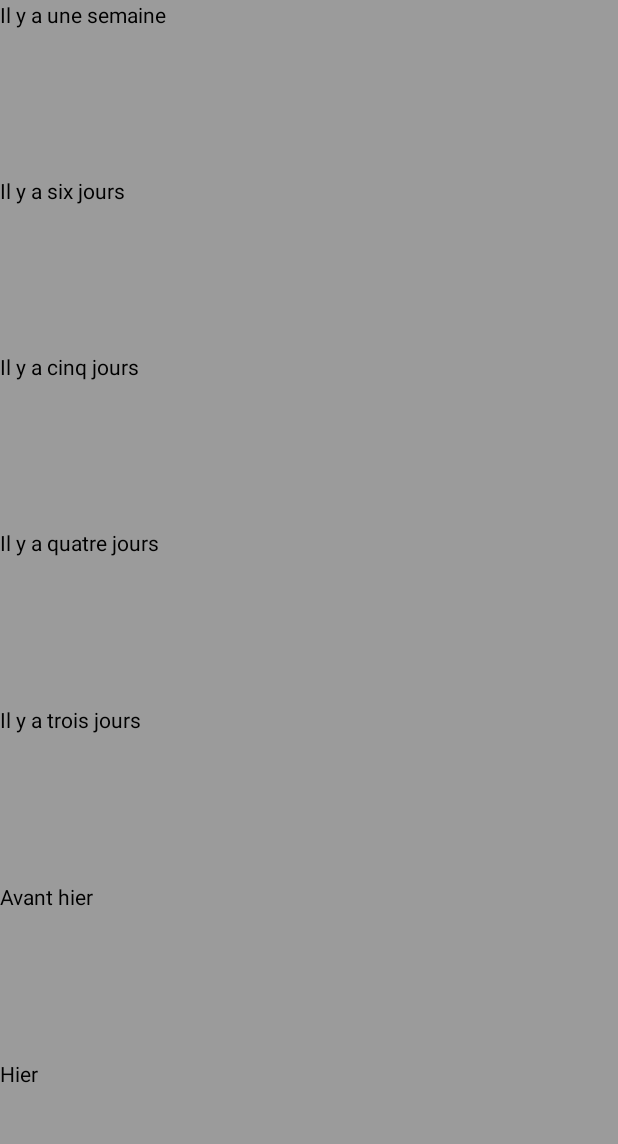
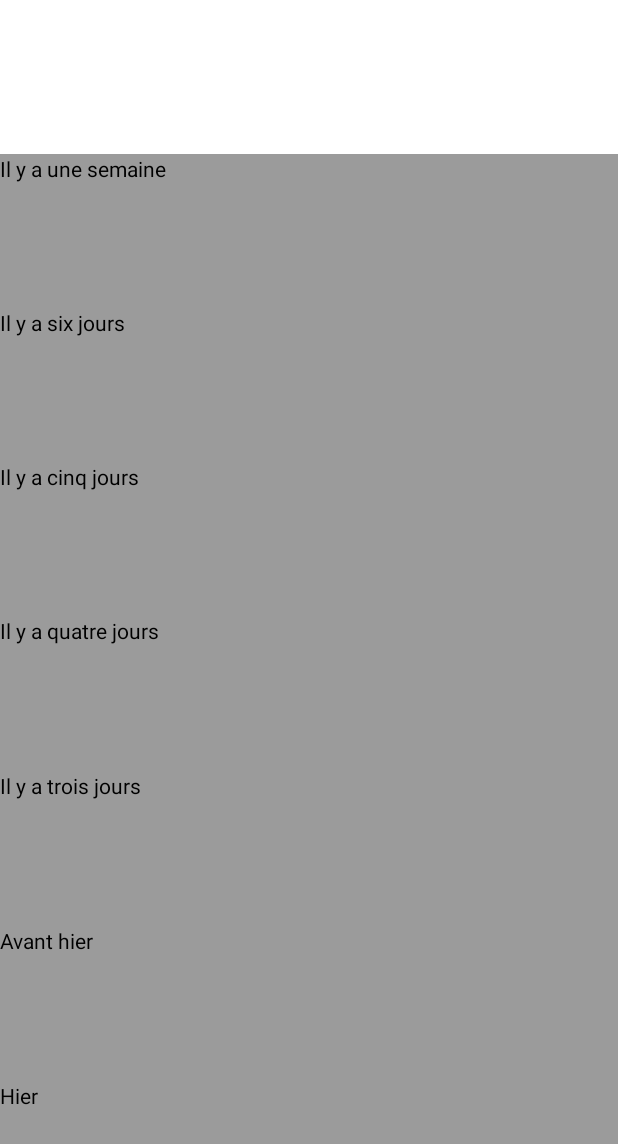
Before and after one commit to Eliza13210/moodtracker_oc, an Android app: the screen it shows after launch (History), after a tap on an icon or button, on a phone screen of 412 x 824 dp. Shown: the top 1144 px of the screen. Run offline under Robolectric (Android 15) with nearby library versions, the phone set to English and light mode, and no system bars.

```diff
--- a/app/src/main/AndroidManifest.xml
+++ b/app/src/main/AndroidManifest.xml
@@ -16,7 +16,7 @@
                 <category android:name="android.intent.category.LAUNCHER" />
             </intent-filter>
         </activity>
-        <activity android:name=".controler.History"></activity>
+        <activity android:name=".controler.History" />
     </application>
 
 </manifest>
--- a/app/src/main/java/com/oc/liza/moodtrackeroc/controler/History.java
+++ b/app/src/main/java/com/oc/liza/moodtrackeroc/controler/History.java
@@ -1,5 +1,6 @@
 package com.oc.liza.moodtrackeroc.controler;
 
+import android.content.Intent;
 import android.graphics.Color;
 import android.graphics.drawable.Drawable;
 import android.support.v7.app.AppCompatActivity;
@@ -11,21 +12,12 @@ import android.widget.Toast;
 import com.oc.liza.moodtrackeroc.R;
 import com.oc.liza.moodtrackeroc.model.Mood;
 
-import java.time.LocalDate;
+import java.io.Serializable;
 import java.util.ArrayList;
 import java.util.Calendar;
-import java.util.Date;
 import java.util.List;
 
 public class History extends AppCompatActivity {
-    private String filename = "moodsList.txt";
-    private TextView tvOne;
-    private TextView tvTwo;
-    private TextView tvThree;
-    private TextView tvFour;
-    private TextView tvFive;
-    private TextView tvSix;
-    private TextView tvSeven;
     private List<Mood> mMoodList=new ArrayList<>();
     private String[] bg_color={"#ffde3c50", "#ff9b9b9b", "#a5468ad9","#ffb8e986","#fff9ec4f"};
 
@@ -33,26 +25,35 @@ public class History extends AppCompatActivity {
     @Override
     protected void onCreate(Bundle savedInstanceState) {
         super.onCreate(savedInstanceState);
-        ArrayList<Mood> questions = new ArrayList<Mood>();
+
         mMoodList = (ArrayList<Mood>) getIntent().getSerializableExtra("mMoodList");
         setContentView(R.layout.activity_history);
 
-        tvOne=findViewById(R.id.first);
-        tvTwo=findViewById(R.id.second);
-        tvThree=findViewById(R.id.third);
-        tvFour=findViewById(R.id.fourth);
-        tvFive=findViewById(R.id.fifth);
-        tvSix=findViewById(R.id.sixt);
-        tvSeven=findViewById(R.id.seventh);
+        TextView statistics = findViewById(R.id.statistics);
+        TextView tvOne = findViewById(R.id.first);
+        TextView tvTwo = findViewById(R.id.second);
+        TextView tvThree = findViewById(R.id.third);
+        TextView tvFour = findViewById(R.id.fourth);
+        TextView tvFive = findViewById(R.id.fifth);
+        TextView tvSix = findViewById(R.id.sixt);
+        TextView tvSeven = findViewById(R.id.seventh);
 
-        moodWeek(-7,tvOne);
+        getStatistic();
+
+        moodWeek(-7, tvOne);
         moodWeek(-6, tvTwo);
-        moodWeek(-5,tvThree);
-        moodWeek(-4,tvFour);
-        moodWeek(-3,tvFive);
-        moodWeek(-2,tvSix);
-        moodWeek(-1,tvSeven);
+        moodWeek(-5, tvThree);
+        moodWeek(-4, tvFour);
+        moodWeek(-3, tvFive);
+        moodWeek(-2, tvSix);
+        moodWeek(-1, tvSeven);
 }
+
+        private void getStatistic(){
+
+
+
+        }
 
     /**
      * This method serves to set the background color representing the mood selected for the corresponding
@@ -83,7 +84,7 @@ public class History extends AppCompatActivity {
                     int bgColor = Color.parseColor(bg_color[mInt]);
                     textView.setBackgroundColor(bgColor);
                     if(mood.getComment().length()>0) {
-                        final String comment = mood.getComment().toString();
+                        final String comment = mood.getComment();
                         Drawable image = getResources().getDrawable(R.drawable.ic_comment_black_48px);
                         int h = image.getIntrinsicHeight();
                         int w = image.getIntrinsicWidth();
@@ -99,7 +100,8 @@ public class History extends AppCompatActivity {
                 }
                 }
             }catch(IndexOutOfBoundsException e) {
-                textView.setText("Aucun humeur sauvgardé pour ce jour");
+              String str="Aucun humeur sauvgardé pour ce jour";
+                textView.setText(str);
             }
         }
 
--- a/app/src/main/java/com/oc/liza/moodtrackeroc/controler/MainActivity.java
+++ b/app/src/main/java/com/oc/liza/moodtrackeroc/controler/MainActivity.java
@@ -35,15 +35,10 @@ import java.util.List;
 public class MainActivity extends AppCompatActivity {
 
     private VerticalViewPager mViewPager;
-    private ScreenSlide mAdapter;
-    private ImageButton mCommentBtn;
-    private ImageButton mHistoryBtn;
     private String mComment = "";
-    private Calendar mCurrentTime;
     private Mood mMood;
     private List<Mood> mMoodList = new ArrayList<>();
     private String mFilename = "moodsList.txt";
-    private FileOutputStream mOutputStream;
 
     @Override
     protected void onCreate(Bundle savedInstanceState) {
@@ -86,20 +81,29 @@ public class MainActivity extends AppCompatActivity {
         */
 
         //Button to add a comment
-        mCommentBtn = findViewById(R.id.commentButton);
-        mCommentBtn.setOnClickListener(new View.OnClickListener() {
+        ImageButton commentBtn = findViewById(R.id.commentButton);
+        commentBtn.setOnClickListener(new View.OnClickListener() {
             @Override
             public void onClick(View v) {
                 commentPopUp();
             }
         });
 
-        //Button to access history
-        mHistoryBtn = findViewById(R.id.historyButton);
-        mHistoryBtn.setOnClickListener(new View.OnClickListener() {
+        //Button to share your mood by SMS
+        ImageButton sharBtn = findViewById(R.id.shareButton);
+        sharBtn.setOnClickListener(new View.OnClickListener() {
             @Override
             public void onClick(View v) {
-                //checkDate();
+                sharePopUp();
+            }
+        });
+
+        //Button to access history
+        ImageButton historyBtn = findViewById(R.id.historyButton);
+        historyBtn.setOnClickListener(new View.OnClickListener() {
+            @Override
+            public void onClick(View v) {
+
                 Intent history = new Intent(MainActivity.this, History.class);
                 history.putExtra("mMoodList", (Serializable) mMoodList);
                 startActivity(history);
@@ -108,8 +112,8 @@ public class MainActivity extends AppCompatActivity {
 
         // Set slide up and down function
         mViewPager = findViewById(R.id.pager);
-        mAdapter = new ScreenSlide(this);
-        mViewPager.setAdapter(mAdapter);
+        ScreenSlide adapter = new ScreenSlide(this);
+        mViewPager.setAdapter(adapter);
 
         //Put the happy smiley as first image when app is launched
         mViewPager.setCurrentItem(3);
@@ -118,6 +122,7 @@ public class MainActivity extends AppCompatActivity {
     //Comment pop up dialog
     private void commentPopUp() {
         AlertDialog.Builder builder = new AlertDialog.Builder(this, R.style.Theme_AppCompat_Light_Dialog_Alert);
+
         builder.setTitle("Commentaire");
 
         final EditText input = new EditText(this);
@@ -143,28 +148,31 @@ public class MainActivity extends AppCompatActivity {
         });
         builder.show();
     }
-//Share mood with a friend::::
+//Share mood by sms
     private void sharePopUp() {
         AlertDialog.Builder buildShare = new AlertDialog.Builder(this, R.style.Theme_AppCompat_Light_Dialog_Alert);
-        buildShare.setTitle("Partagez votre humeur avec un ami?");
+        buildShare.setTitle("Partagez votre humeur");
 
         final EditText inputShare = new EditText(this);
-        inputShare.setTextColor(Color.BLACK);
+        inputShare.setTextColor(Color.DKGRAY);
+        inputShare.setHintTextColor(Color.LTGRAY);
+        inputShare.setHint("N° de téléphone");
         inputShare.setInputType(InputType.TYPE_CLASS_PHONE);
+
         buildShare.setView(inputShare);
 
         // Set up the buttons
         buildShare.setPositiveButton("Valider", new DialogInterface.OnClickListener() {
             @Override
             public void onClick(DialogInterface dialog, int i) {
-                String numero = inputShare.getText().toString();
+                String number = inputShare.getText().toString();
 
                 try {
-                    if (numero.length() >= 6 && mMood.toString().length() > 0) {
-                        SmsManager.getDefault().sendTextMessage(numero, null, mMood.toString(), null, null);
+                    if (number.length() >= 8 && mMood.toString().length() > 0) {
+                        SmsManager.getDefault().sendTextMessage(number, null, mMood.toString(), null, null);
 
                     } else {
-                        Toast.makeText(getApplicationContext(), "Entrez le numero de téléphone", Toast.LENGTH_SHORT).show();
+                        Toast.makeText(getApplicationContext(), "Le numéro de téléphone n'est pas valide", Toast.LENGTH_SHORT).show();
                     }
                 }catch(Exception e){
                     Toast.makeText(getApplicationContext(), "Le message n'a pas été envoyé", Toast.LENGTH_SHORT).show();
@@ -197,11 +205,11 @@ public class MainActivity extends AppCompatActivity {
           }
         }
         try {
-            mOutputStream = openFileOutput(mFilename, Context.MODE_PRIVATE);
-            ObjectOutputStream oos = new ObjectOutputStream(mOutputStream);
+            FileOutputStream outputStream = openFileOutput(mFilename, Context.MODE_PRIVATE);
+            ObjectOutputStream oos = new ObjectOutputStream(outputStream);
             oos.writeObject(mMoodList);
             oos.close();
-            mOutputStream.close();
+            outputStream.close();
         } catch (Exception e) {
             e.printStackTrace();
         }
@@ -231,13 +239,13 @@ public class MainActivity extends AppCompatActivity {
 
         //Create a new mood
         int position = mViewPager.getCurrentItem();
-        mCurrentTime = Calendar.getInstance();
-        mMood = new Mood(position, mCurrentTime, mComment);
+        Calendar currentTime = Calendar.getInstance();
+        mMood = new Mood(position, currentTime, mComment);
 
         //Compare the last saved mood with the actual to see if they are from the same day
         if(!mMoodList.isEmpty()) {
-            int dayCurrentMood = mCurrentTime.get(Calendar.DAY_OF_MONTH);
-            int monthCurrentMood= mCurrentTime.get(Calendar.MONTH);
+            int dayCurrentMood = currentTime.get(Calendar.DAY_OF_MONTH);
+            int monthCurrentMood= currentTime.get(Calendar.MONTH);
 
             Calendar c=mMoodList.get(mMoodList.size()-1).getDate();
 
@@ -248,21 +256,20 @@ public class MainActivity extends AppCompatActivity {
                 if(dayCurrentMood == lastSavedMoodDay && monthCurrentMood == lastSavedMoodMonth){
                     mMoodList.set(mMoodList.size()-1, mMood);
                     save();
-                    Toast.makeText(getApplicationContext(),"Votre humeur du jour a été sauvgardé!", Toast.LENGTH_SHORT).show();
+                    Toast.makeText(getApplicationContext(),"Votre humeur du jour a été sauvgardée!", Toast.LENGTH_SHORT).show();
                 }else{
                     mMoodList.add(mMood);
-                    Toast.makeText(getApplicationContext(),"Votre humeur du jour a été ajouté à la liste!", Toast.LENGTH_SHORT).show();
+                    Toast.makeText(getApplicationContext(),"Votre humeur du jour a été ajoutée à la liste!", Toast.LENGTH_SHORT).show();
                     save();
                 }
         }else{
             mMoodList.add(mMood);
             save();
-            Toast.makeText(getApplicationContext(),"Votre humeur du jour a été sauvgardé!", Toast.LENGTH_SHORT).show();
+            Toast.makeText(getApplicationContext(),"Votre humeur du jour a été sauvgardée!", Toast.LENGTH_SHORT).show();
         }
     }
 
-
-    @Override
+ @Override
     protected void onPause() {
         super.onPause();
     }
--- a/app/src/main/java/com/oc/liza/moodtrackeroc/view/ScreenSlide.java
+++ b/app/src/main/java/com/oc/liza/moodtrackeroc/view/ScreenSlide.java
@@ -19,7 +19,6 @@ public class ScreenSlide extends PagerAdapter {
     private int[] img_resources={R.drawable.smiley_sad,R.drawable.smiley_disappointed,R.drawable.smiley_normal,R.drawable.smiley_happy, R.drawable.smiley_super_happy};
     private String[] bg_color={"#ffde3c50", "#ff9b9b9b", "#a5468ad9","#ffb8e986","#fff9ec4f"};
     private Context ctx;
-    private LayoutInflater layoutInflater;
 
 
     public ScreenSlide(Context ctx){
@@ -33,14 +32,15 @@ public class ScreenSlide extends PagerAdapter {
 
     @Override
     public boolean isViewFromObject(@NonNull View view, @NonNull Object o) {
-        return (view==(RelativeLayout)o);
+        return (view==o);
     }
 
     @NonNull
     @Override
     public Object instantiateItem(@NonNull ViewGroup container, int position) {
-        layoutInflater= (LayoutInflater) ctx.getSystemService(Context.LAYOUT_INFLATER_SERVICE);
-        View item_view=layoutInflater.inflate(R.layout.slide_screen, container, false);
+        LayoutInflater layoutInflater = (LayoutInflater) ctx.getSystemService(Context.LAYOUT_INFLATER_SERVICE);
+        assert layoutInflater != null;
+        View item_view= layoutInflater.inflate(R.layout.slide_screen, container, false);
         RelativeLayout bg=item_view.findViewById(R.id.content);
         int bgColor=Color.parseColor(bg_color[position]);
         bg.setBackgroundColor(bgColor);
--- a/app/src/main/java/com/oc/liza/moodtrackeroc/view/VerticalViewPager.java
+++ b/app/src/main/java/com/oc/liza/moodtrackeroc/view/VerticalViewPager.java
@@ -1,5 +1,6 @@
 package com.oc.liza.moodtrackeroc.view;
 
+import android.annotation.SuppressLint;
 import android.content.Context;
 import android.support.v4.view.ViewPager;
 import android.util.AttributeSet;
@@ -20,7 +21,7 @@ public class VerticalViewPager extends ViewPager {
 
     private void init() {
         setPageTransformer(true, new VerticalPageTransformer());
-        // Delete overscroll drawing that happens on the left and right
+        // Delete the function over scroll drawing that happens on the left and right
         setOverScrollMode(OVER_SCROLL_NEVER);
     }
 
@@ -72,6 +73,7 @@ public class VerticalViewPager extends ViewPager {
         return intercepted;
     }
 
+    @SuppressLint("ClickableViewAccessibility")
     @Override
     public boolean onTouchEvent(MotionEvent ev) {
         return super.onTouchEvent(swapXY(ev));
--- a/app/src/main/res/layout/activity_history.xml
+++ b/app/src/main/res/layout/activity_history.xml
@@ -3,6 +3,15 @@
     xmlns:android="http://schemas.android.com/apk/res/android" android:layout_width="match_parent"
     android:layout_height="match_parent"
     android:orientation="vertical">
+    <TextView
+        android:id="@+id/statistics"
+        android:layout_width="match_parent"
+        android:layout_height="0dp"
+        android:layout_weight="1"
+        android:background="#ffff"
+        android:textColor="#000000"
+
+        />
     <TextView
         android:id="@+id/first"
         android:layout_width="match_parent"
```
Also changed, not shown: app/src/main/java/com/oc/liza/moodtrackeroc/model/Mood.java (+10 -13 lines), app/src/main/res/layout/activity_main.xml (+11 -0 lines), app/src/main/java/com/oc/liza/moodtrackeroc/moodList.txt (deleted), app/src/main/res/drawable-hdpi/ic_share_black.png (added), app/src/main/res/drawable-mdpi/ic_share_black.png (added), app/src/main/res/drawable-v24/ic_share_black.png (added), app/src/main/res/drawable-xhdpi/ic_share_black.png (added), app/src/main/res/drawable-xxhdpi/ic_share_black.png (added).
